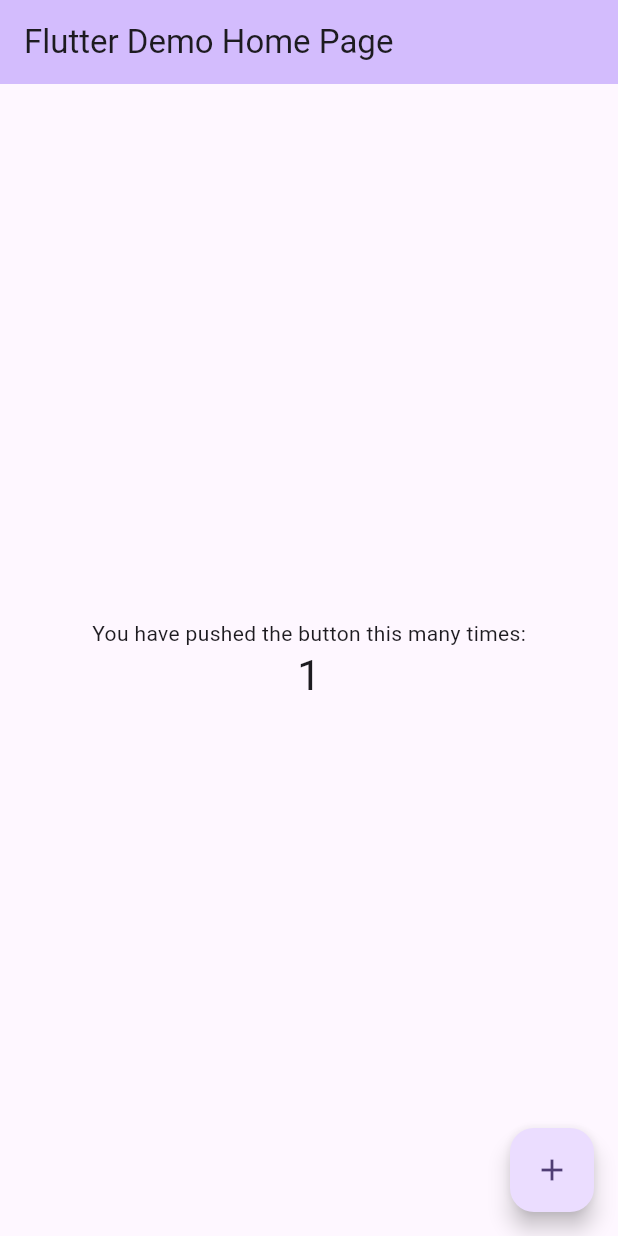
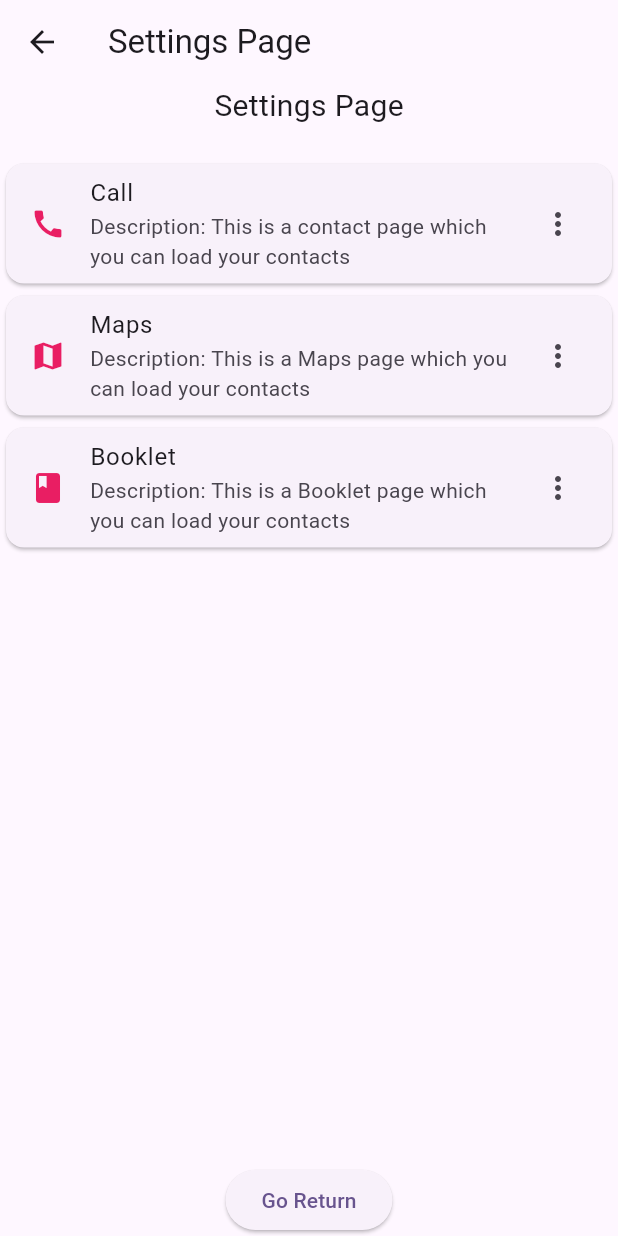
Before and after one commit to rahmaseid/safebee, a Flutter app: the screen it shows after launch, after a tap on the "add" icon, on a phone screen of 412 x 824 dp. Run offline on Flutter 3.47's test engine with Material 3 defaults, Android fonts, the phone set to English and light mode, and no system bars.

```diff
--- /dev/null
+++ b/lib/Settings/SettingsItemClass.dart
@@ -0,0 +1,14 @@
+import 'package:flutter/material.dart';
+
+class SettingsItemClass {
+  String title;
+  String description;
+  String pagetoLoad;
+  IconData icon;
+
+  SettingsItemClass(
+      {required this.title,
+      required this.description,
+      required this.pagetoLoad,
+      required this.icon});
+}
--- /dev/null
+++ b/lib/Settings/settingsPage.dart
@@ -0,0 +1,83 @@
+import 'package:flutter/material.dart';
+import 'package:safebee/Settings/SettingsItemClass.dart';
+
+class SettingsPage extends StatelessWidget {
+  var menuItems = [
+    SettingsItemClass(
+        title: 'Call',
+        description: 'This is a contact page which you can load your contacts',
+        pagetoLoad: '/mapsPage',
+        icon: Icons.call),
+    SettingsItemClass(
+        title: 'Maps',
+        description: 'This is a Maps page which you can load your contacts',
+        pagetoLoad: '/mapsPage',
+        icon: Icons.map),
+    SettingsItemClass(
+        title: 'Booklet',
+        description: 'This is a Booklet page which you can load your contacts',
+        pagetoLoad: '/bookletPage',
+        icon: Icons.book),
+  ];
+  @override
+  Widget build(BuildContext context) {
+    return Scaffold(
+      appBar: AppBar(
+        title: Text('Settings Page'),
+      ),
+      body: Center(
+        child: Column(
+          mainAxisAlignment: MainAxisAlignment.center,
+          children: [
+            Text(
+              'Settings Page',
+              style: TextStyle(fontSize: 20),
+            ),
+            SizedBox(height: 20),
+            Expanded(
+              child: SizedBox(
+                height: 200.0,
+                child: ListView.builder(
+                  itemCount: menuItems.length,
+                  itemBuilder: (context, index) {
+                    return Card(
+                      child: ListTile(
+                        leading: Icon(
+                          menuItems[index].icon,
+                          color: Colors.pink,
+                          size: 24.0,
+                          semanticLabel:
+                              'Text to announce in accessibility modes',
+                        ),
+                        title: Text(menuItems[index].title),
+                        subtitle: Text(
+                            'Description: ${menuItems[index].description}'),
+                        trailing: Icon(Icons.more_vert),
+                        onTap: () {
+                          // Navigate to the destination page when the ListTile is tapped
+                          Navigator.pushNamed(
+                              context, menuItems[index].pagetoLoad);
+                        },
+                      ),
+                    );
+                  },
+                ),
+              ),
+            ),
+            ElevatedButton(
+              onPressed: () {
+                Navigator.pop(context); // Go back to the main page
+              },
+              child: Text('Go Return'),
+            ),
+          ],
+        ),
+      ),
+    );
+  }
+
+  openPage(String pagetoLoad, BuildContext context) {
+    //Navigator.pushNamed(context, pagetoLoad);
+    print(pagetoLoad);
+  }
+}
--- a/lib/main.dart
+++ b/lib/main.dart
@@ -1,4 +1,9 @@
 import 'package:flutter/material.dart';
+import 'package:safebee/Settings/addMapLocation.dart';
+import 'package:safebee/Settings/bookletPage.dart';
+import 'package:safebee/Settings/mapsPage.dart';
+
+import 'Settings/settingsPage.dart';
 
 void main() {
   runApp(const MyApp());
@@ -32,6 +37,12 @@ class MyApp extends StatelessWidget {
         useMaterial3: true,
       ),
       home: const MyHomePage(title: 'Flutter Demo Home Page'),
+      routes: {
+        '/settings': (context) => SettingsPage(),
+        '/mapsPage': (context) => MapsPage(),
+        '/bookletPage': (context) => BookletPage(),
+        '/addMapLocation': (context) => AddMapLocation(),
+      },
     );
   }
 }
@@ -65,6 +76,7 @@ class _MyHomePageState extends State<MyHomePage> {
       // _counter without calling setState(), then the build method would not be
       // called again, and so nothing would appear to happen.
       _counter++;
+      Navigator.pushNamed(context, '/settings');
     });
   }
 
```
Also changed, not shown: lib/Settings/addMapLocation.dart (added, +77 -0 lines), lib/Settings/bookletPage.dart (added, +86 -0 lines), lib/Settings/editMapLocation.dart (added, +82 -0 lines), lib/Settings/mapsPage.dart (added, +130 -0 lines), 2 other files.
